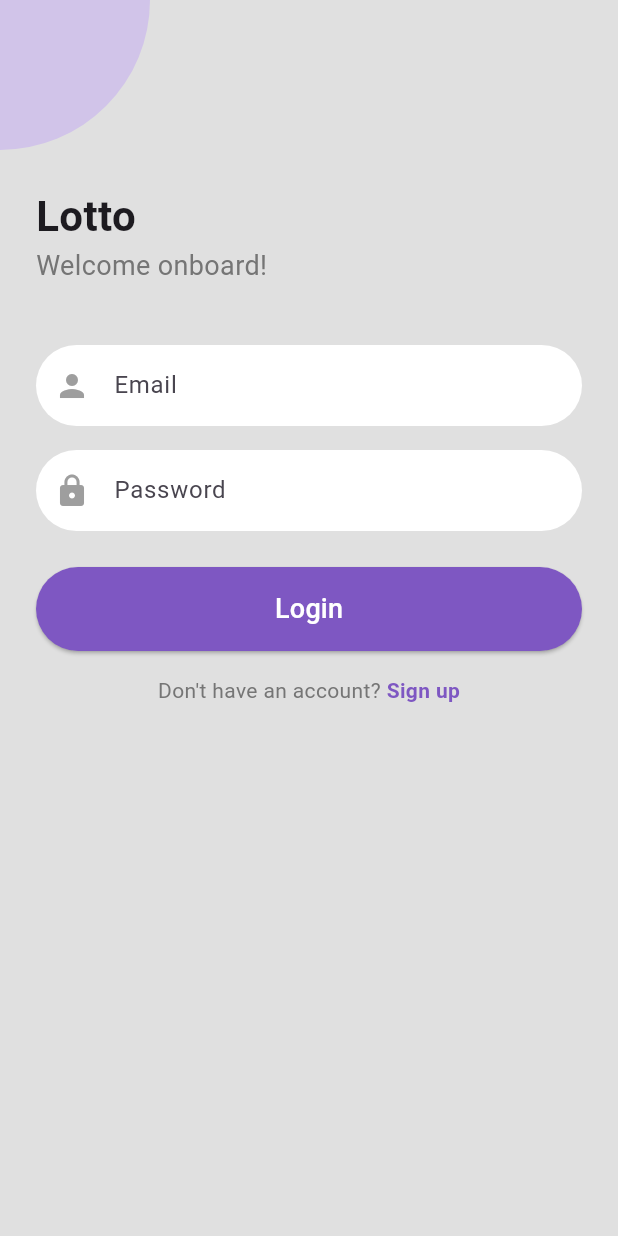
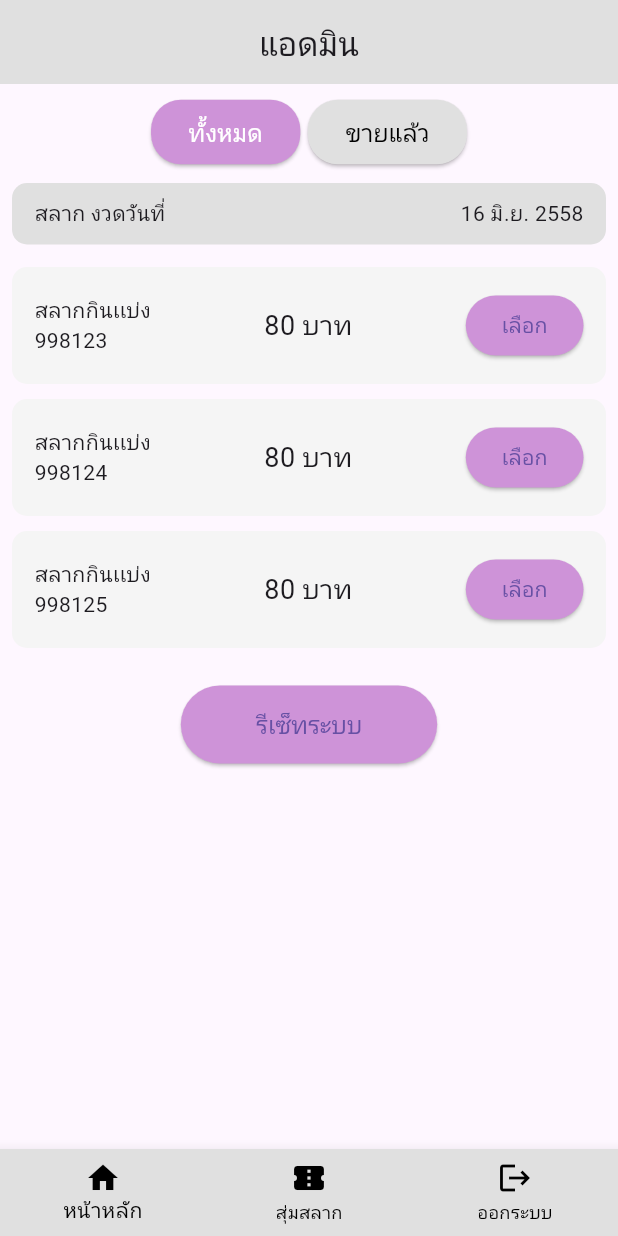
Before and after one commit to Gifsho/front_applotto, a Flutter app: the screen it shows after launch, on a phone screen of 412 x 824 dp. Run offline on Flutter 3.47's test engine with Material 3 defaults, Android fonts, the phone set to English and light mode, and no system bars; our stand-ins replace jwt_decoder, shared_preferences.

Commit message:
first commit

```diff
--- a/lib/main.dart
+++ b/lib/main.dart
@@ -1,4 +1,5 @@
 import 'package:flutter/material.dart';
+import 'package:my_project/pages/adminpages/admin1.dart';
 import 'package:my_project/pages/login.dart';
 
 void main() {
@@ -13,7 +14,7 @@ class MyApp extends StatelessWidget {
   Widget build(BuildContext context) {
     return MaterialApp(
         title: 'Flutter Demo',
-        home: loginPage(),
+        home: admin1(),
         theme: ThemeData(useMaterial3: true));
   }
 }
--- /dev/null
+++ b/lib/pages/adminpages/admin1.dart
@@ -0,0 +1,312 @@
+import 'package:flutter/material.dart';
+
+class admin1 extends StatefulWidget {
+  @override
+  _admin1State createState() => _admin1State();
+}
+
+class _admin1State extends State<admin1> {
+  // Variable to track selected index
+  int _selectedIndex = 0;
+
+  void _onItemTapped(int index) {
+    setState(() {
+      _selectedIndex = index;
+    });
+
+    if (index == 1) {
+      // Navigate to Admin2 when "สุ่มสลาก" is selected
+      Navigator.push(
+        context,
+        MaterialPageRoute(builder: (context) => Admin2()),
+      );
+    }
+  }
+
+  @override
+  Widget build(BuildContext context) {
+    return Scaffold(
+      appBar: AppBar(
+        title: Text("แอดมิน"),
+        centerTitle: true,
+        backgroundColor: Colors.grey[300],
+        elevation: 0,
+      ),
+      body: Padding(
+        padding: const EdgeInsets.all(8.0),
+        child: Column(
+          children: [
+            ToggleButtonsWidget(
+              selectedIndex: _selectedIndex,
+              onSelect: (index) {
+                setState(() {
+                  _selectedIndex = index;
+                });
+              },
+            ),
+            SizedBox(height: 10),
+            LotteryDateInfo(),
+            SizedBox(height: 10),
+            LotteryItem(number: '998123', price: '80 บาท'),
+            LotteryItem(number: '998124', price: '80 บาท'),
+            LotteryItem(number: '998125', price: '80 บาท'),
+            SizedBox(height: 20),
+            ElevatedButton(
+              onPressed: () {},
+              child: Text('รีเซ็ทระบบ'),
+              style: ElevatedButton.styleFrom(
+                backgroundColor: Colors.purple[200],
+                padding: EdgeInsets.symmetric(horizontal: 50, vertical: 15),
+                textStyle: TextStyle(fontSize: 16),
+              ),
+            ),
+          ],
+        ),
+      ),
+      bottomNavigationBar: BottomNavBar(
+        onItemTapped: _onItemTapped,
+        selectedIndex: _selectedIndex,
+      ),
+    );
+  }
+}
+
+class ToggleButtonsWidget extends StatelessWidget {
+  final int selectedIndex;
+  final ValueChanged<int> onSelect;
+
+  ToggleButtonsWidget({required this.selectedIndex, required this.onSelect});
+
+  @override
+  Widget build(BuildContext context) {
+    return Row(
+      mainAxisAlignment: MainAxisAlignment.center,
+      children: [
+        ElevatedButton(
+          onPressed: () => onSelect(0),
+          style: ElevatedButton.styleFrom(
+            backgroundColor: selectedIndex == 0 ? Colors.purple[200] : Colors.grey[300],
+            shape: RoundedRectangleBorder(
+              borderRadius: BorderRadius.circular(20),
+            ),
+            padding: EdgeInsets.symmetric(horizontal: 25, vertical: 10),
+          ),
+          child: Text(
+            "ทั้งหมด",
+            style: TextStyle(
+              fontSize: 16,
+              color: selectedIndex == 0 ? Colors.white : Colors.black,
+            ),
+          ),
+        ),
+        SizedBox(width: 5),
+        ElevatedButton(
+          onPressed: () => onSelect(1),
+          style: ElevatedButton.styleFrom(
+            backgroundColor: selectedIndex == 1 ? Colors.purple[200] : Colors.grey[300],
+            shape: RoundedRectangleBorder(
+              borderRadius: BorderRadius.circular(20),
+            ),
+            padding: EdgeInsets.symmetric(horizontal: 25, vertical: 10),
+          ),
+          child: Text(
+            "ขายแล้ว",
+            style: TextStyle(
+              fontSize: 16,
+              color: selectedIndex == 1 ? Colors.white : Colors.black,
+            ),
+          ),
+        ),
+      ],
+    );
+  }
+}
+
+class LotteryDateInfo extends StatelessWidget {
+  @override
+  Widget build(BuildContext context) {
+    return Container(
+      padding: EdgeInsets.symmetric(horizontal: 15, vertical: 10),
+      decoration: BoxDecoration(
+        color: Colors.grey[300],
+        borderRadius: BorderRadius.circular(10),
+      ),
+      child: Row(
+        mainAxisAlignment: MainAxisAlignment.spaceBetween,
+        children: [
+          Text("สลาก งวดวันที่"),
+          Text("16 มิ.ย. 2558"),
+        ],
+      ),
+    );
+  }
+}
+
+class LotteryItem extends StatelessWidget {
+  final String number;
+  final String price;
+
+  LotteryItem({required this.number, required this.price});
+
+  @override
+  Widget build(BuildContext context) {
+    return Container(
+      margin: EdgeInsets.symmetric(vertical: 5),
+      padding: EdgeInsets.all(15),
+      decoration: BoxDecoration(
+        color: Colors.grey[100],
+        borderRadius: BorderRadius.circular(10),
+      ),
+      child: Row(
+        mainAxisAlignment: MainAxisAlignment.spaceBetween,
+        children: [
+          Text("สลากกินเเบ่ง\n$number"),
+          Text("$price", style: TextStyle(fontSize: 18)),
+          ElevatedButton(
+            onPressed: () {},
+            child: Text('เลือก'),
+            style: ElevatedButton.styleFrom(
+              backgroundColor: Colors.purple[200],
+            ),
+          ),
+        ],
+      ),
+    );
+  }
+}
+
+class BottomNavBar extends StatelessWidget {
+  final ValueChanged<int> onItemTapped;
+  final int selectedIndex;
+
+  BottomNavBar({required this.onItemTapped, required this.selectedIndex});
+
+  @override
+  Widget build(BuildContext context) {
+    return BottomNavigationBar(
+      items: [
+        BottomNavigationBarItem(
+          icon: Icon(Icons.home),
+          label: 'หน้าหลัก',
+        ),
+        BottomNavigationBarItem(
+          icon: Icon(Icons.confirmation_number),
+          label: 'สุ่มสลาก',
+        ),
+        BottomNavigationBarItem(
+          icon: Icon(Icons.logout),
+          label: 'ออกระบบ',
+        ),
+      ],
+      //currentIndex: selectedIndex,
+      selectedItemColor: Colors.black,
+      unselectedItemColor: Colors.black,
+      backgroundColor: Colors.grey[300],
+      onTap: onItemTapped,
+    );
+  }
+}
+
+// Admin2 UI for reference
+class Admin2 extends StatelessWidget {
+  @override
+  Widget build(BuildContext context) {
+    return Scaffold(
+      appBar: AppBar(
+        title: Text('ผลสลากลอตเตอรี่'),
+        backgroundColor: Colors.grey[300],
+        elevation: 0,
+      ),
+      body: Padding(
+        padding: const EdgeInsets.all(8.0),
+        child: Column(
+          children: [
+            Container(
+              padding: EdgeInsets.symmetric(vertical: 10),
+              child: Text(
+                '16 มิ.ย. 2558',
+                style: TextStyle(fontSize: 18, fontWeight: FontWeight.bold),
+              ),
+            ),
+            Container(
+              padding: EdgeInsets.all(10),
+              decoration: BoxDecoration(
+                color: Colors.white,
+                borderRadius: BorderRadius.circular(10),
+                border: Border.all(color: Colors.grey),
+              ),
+              child: Column(
+                children: [
+                  Text(
+                    'รางวัลที่ 1',
+                    style: TextStyle(fontSize: 18, color: Colors.red, fontWeight: FontWeight.bold),
+                  ),
+                  Text(
+                    '99812',
+                    style: TextStyle(fontSize: 40, color: Colors.red),
+                  ),
+                  Text(
+                    '10,000 บาท',
+                    style: TextStyle(fontSize: 16, color: Colors.black),
+                  ),
+                ],
+              ),
+            ),
+            SizedBox(height: 10),
+            Expanded(
+              child: ListView(
+                children: [
+                  LotteryResultItem(prize: 'รางวัลที่ 2', number: '83487', amount: '8000 บาท'),
+                  LotteryResultItem(prize: 'รางวัลที่ 3', number: '43234', amount: '5000 บาท'),
+                  LotteryResultItem(prize: 'รางวัลที่ 4', number: '56748', amount: '3000 บาท'),
+                  LotteryResultItem(prize: 'รางวัลที่ 5', number: '78914', amount: '1000 บาท'),
+                ],
+              ),
+            ),
+            SizedBox(height: 20),
+            ElevatedButton(
+              onPressed: () {},
+              child: Text('สุ่มรางวัล'),
+              style: ElevatedButton.styleFrom(
+                backgroundColor: Colors.grey[300],
+                padding: EdgeInsets.symmetric(horizontal: 50, vertical: 15),
+                textStyle: TextStyle(fontSize: 16, color: Colors.black),
+              ),
+            ),
+          ],
+        ),
+      ),
+      bottomNavigationBar: BottomNavBar(
+        onItemTapped: (index) {
+          if (index == 0) {
+            Navigator.pop(context); // Navigate back to admin1
+          }
+        },
+        selectedIndex: 1,
+      ),
+    );
+  }
+}
+
+class LotteryResultItem extends StatelessWidget {
+  final String prize;
+  final String number;
+  final String amount;
+
+  LotteryResultItem({required this.prize, required this.number, required this.amount});
+
+  @override
+  Widget build(BuildContext context) {
+    return Container(
+      padding: EdgeInsets.symmetric(vertical: 10),
+      child: Row(
+        mainAxisAlignment: MainAxisAlignment.spaceBetween,
+        children: [
+          Text(prize, style: TextStyle(fontSize: 16)),
+          Text(number, style: TextStyle(fontSize: 18, fontWeight: FontWeight.bold)),
+          Text(amount, style: TextStyle(fontSize: 16)),
+        ],
+      ),
+    );
+  }
+}
```
Also changed, not shown: lib/pages/adminpages/admin2.dart (added, +129 -0 lines).
